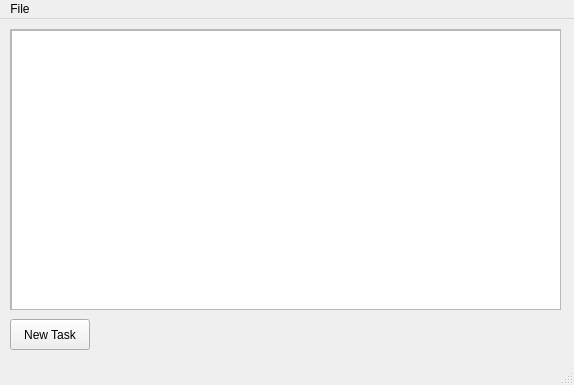
Above: source/MainScreen.ui from kruasan1ch/yatdl before the change. Below: the same form after it.
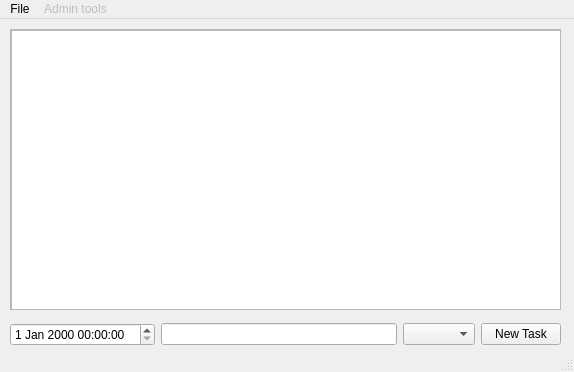
That is the form after the change.

Diff of the .ui file:
```diff
--- a/source/MainScreen.ui
+++ b/source/MainScreen.ui
@@ -7,7 +7,7 @@
     <x>0</x>
     <y>0</y>
     <width>574</width>
-    <height>385</height>
+    <height>372</height>
    </rect>
   </property>
   <property name="windowTitle">
@@ -47,18 +47,33 @@
      </widget>
     </widget>
    </widget>
-   <widget class="QPushButton" name="newTaskButton">
+   <widget class="QWidget" name="horizontalLayoutWidget">
     <property name="geometry">
      <rect>
       <x>10</x>
       <y>300</y>
-      <width>80</width>
+      <width>551</width>
       <height>31</height>
      </rect>
     </property>
-    <property name="text">
-     <string>New Task</string>
-    </property>
+    <layout class="QHBoxLayout" name="horizontalLayout">
+     <item>
+      <widget class="QDateTimeEdit" name="dateTimeEdit"/>
+     </item>
+     <item>
+      <widget class="QLineEdit" name="lineEdit"/>
+     </item>
+     <item>
+      <widget class="QComboBox" name="comboBox"/>
+     </item>
+     <item>
+      <widget class="QPushButton" name="newTaskButton">
+       <property name="text">
+        <string>New Task</string>
+       </property>
+      </widget>
+     </item>
+    </layout>
    </widget>
   </widget>
   <widget class="QMenuBar" name="menubar">
@@ -76,7 +91,17 @@
     </property>
     <addaction name="actionClose_session"/>
    </widget>
+   <widget class="QMenu" name="menuAdmin_tools">
+    <property name="enabled">
+     <bool>false</bool>
+    </property>
+    <property name="title">
+     <string>Admin tools</string>
+    </property>
+    <addaction name="actionRegistration"/>
+   </widget>
    <addaction name="menuFile"/>
+   <addaction name="menuAdmin_tools"/>
   </widget>
   <widget class="QStatusBar" name="statusbar"/>
   <action name="actionClose_session">
```
Left out of the diff: 10 changed lines with no effect on the pictures.
